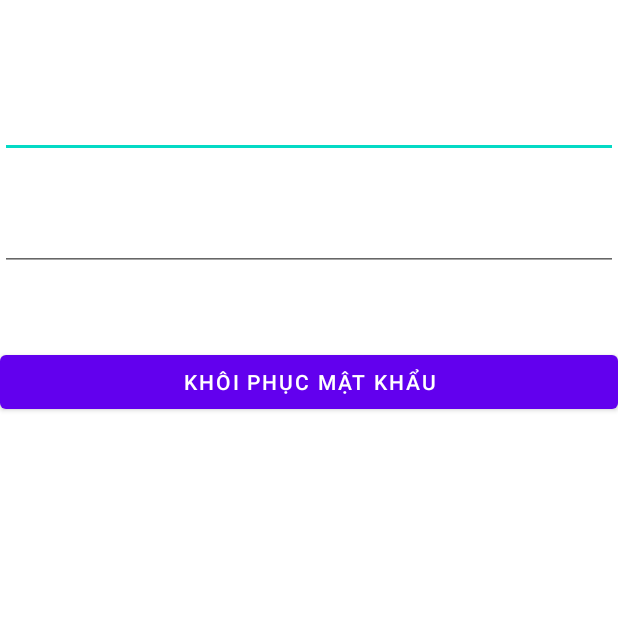
After one commit to Skylake007/AppMusic, an Android app: the ResetPasswordSendNewPasswordActivity screen opened directly, with no data from a screen before it, on a phone screen of 412 x 824 dp, the top half of it. The commit adds this screen. Run offline under Robolectric (Android 15) with nearby library versions, the phone set to English and light mode, and no system bars; 2 statements that could not run were skipped.

Commit message:
- Hoàn Thành Chức năng quên mật khẩu

```diff
--- /dev/null
+++ b/app/src/main/java/com/example/appnghenhaconline/activity/ForgotPassword/ResetPasswordSendNewPasswordActivity.kt
@@ -0,0 +1,85 @@
+package com.example.appnghenhaconline.activity.ForgotPassword
+
+import android.content.Intent
+import androidx.appcompat.app.AppCompatActivity
+import android.os.Bundle
+import android.widget.Button
+import android.widget.EditText
+import com.example.appnghenhaconline.MyLib
+import com.example.appnghenhaconline.R
+import com.example.appnghenhaconline.activity.LoginActivity
+import com.example.appnghenhaconline.api.ApiService
+import com.example.appnghenhaconline.models.user.UserForgotPassword
+import retrofit2.Call
+import retrofit2.Callback
+import retrofit2.Response
+
+class ResetPasswordSendNewPasswordActivity : AppCompatActivity() {
+    lateinit var edtNewPassword : EditText
+    lateinit var edtConfirmNewPassword : EditText
+    lateinit var btnRestorePassword : Button
+    lateinit var email : String
+    lateinit var resendCode : String
+
+
+    override fun onCreate(savedInstanceState: Bundle?) {
+        super.onCreate(savedInstanceState)
+        setContentView(R.layout.activity_reset_password_send_new_password)
+    }
+
+    override fun onStart() {
+        super.onStart()
+        email = intent.getStringExtra("email").toString()
+        resendCode = intent.getStringExtra("resetCode").toString()
+        init()
+        event()
+    }
+
+    fun init() {
+        edtNewPassword = findViewById(R.id.edtNewPassword)
+        edtConfirmNewPassword = findViewById(R.id.edtConfirmNewPassword)
+        btnRestorePassword = findViewById(R.id.btnRestorePassword)
+    }
+
+    fun event() {
+        sendNewPassword()
+    }
+
+    private fun sendNewPassword() {
+        btnRestorePassword.setOnClickListener {
+            if (edtNewPassword.text.toString().trim() == "" || edtConfirmNewPassword.text.toString().trim() == "") {
+                MyLib.showToast(this,"Vui lòng nhập đầy đủ thông tin")
+            }
+            else {
+                if (edtNewPassword.text.toString().trim() == edtConfirmNewPassword.text.toString().trim()) {
+                    var password = MyLib.md5(edtNewPassword.text.toString().trim())
+                    callApiSendNewPassword(email,resendCode,password)
+                }
+            }
+        }
+    }
+
+    private fun callApiSendNewPassword(email : String, resetCode : String, password : String) {
+        ApiService.apiService.sendNewPasswordForgotPassword(email, resetCode, password).enqueue(object :
+            Callback<UserForgotPassword> {
+            override fun onResponse(call: Call<UserForgotPassword>, response: Response<UserForgotPassword>) {
+                val dataUserForgotPassword = response.body()
+                if(dataUserForgotPassword != null) {
+                    if (!dataUserForgotPassword.error) {
+                        MyLib.showToast(this@ResetPasswordSendNewPasswordActivity,dataUserForgotPassword.message)
+                        intent = Intent(this@ResetPasswordSendNewPasswordActivity,LoginActivity::class.java)
+                        startActivity(intent)
+                    }
+                    else {
+                        MyLib.showToast(this@ResetPasswordSendNewPasswordActivity,dataUserForgotPassword.message)
+                    }
+                }
+            }
+
+            override fun onFailure(call: Call<UserForgotPassword>, t: Throwable) {
+                MyLib.showToast(this@ResetPasswordSendNewPasswordActivity,"Call Api Error")
+            }
+
+        })
+    }
+}
--- a/app/src/main/java/com/example/appnghenhaconline/activity/UserInfoActivity.kt
+++ b/app/src/main/java/com/example/appnghenhaconline/activity/UserInfoActivity.kt
@@ -76,7 +76,7 @@ class UserInfoActivity : AppCompatActivity() {
     }
 
     private fun callApiUpdateUser( email : String, name : String, sex : Boolean, session: SessionUser)  { // call API UpdateUser
-        ApiService.apiService.putUdateUser(email,name,sex).enqueue(object :
+        ApiService.apiService.putUpdateUser(email,name,sex).enqueue(object :
             Callback<UpdateUser> {
             override fun onResponse(call: Call<UpdateUser>, response: Response<UpdateUser>) {
                 val dataUser  = response.body()
--- a/app/src/main/java/com/example/appnghenhaconline/activity/UserPasswordActivity.kt
+++ b/app/src/main/java/com/example/appnghenhaconline/activity/UserPasswordActivity.kt
@@ -56,15 +56,15 @@ class UserPasswordActivity : AppCompatActivity() {
                     val encryptOldPassword = MyLib.md5(oldPassword)
                     val encryptNewPassword = MyLib.md5(newPassowrd)
                     MyLib.showLog(encryptOldPassword + "\n" + encryptNewPassword)
-                    callApiUpdateUserPassowrd(user[session.KEY_EMAIL]!!,encryptOldPassword,encryptNewPassword)
+                    callApiUpdateUserPassword(user[session.KEY_EMAIL]!!,encryptOldPassword,encryptNewPassword)
                 }
             }
         }
 
     }
 
-    private fun callApiUpdateUserPassowrd( email : String, oldPassword : String, newPassowrd : String) { // call API UpdateUser
-        ApiService.apiService.putUdateUserPassword(email,oldPassword,newPassowrd).enqueue(object : Callback<UpdateUser> {
+    private fun callApiUpdateUserPassword( email : String, oldPassword : String, newPassowrd : String) { // call API UpdateUser
+        ApiService.apiService.putUpdateUserPassword(email,oldPassword,newPassowrd).enqueue(object : Callback<UpdateUser> {
             override fun onResponse(call: Call<UpdateUser>, response: Response<UpdateUser>) {
                 val dataUser  = response.body()
                 if(dataUser != null) {
--- a/app/src/main/java/com/example/appnghenhaconline/api/ApiService.kt
+++ b/app/src/main/java/com/example/appnghenhaconline/api/ApiService.kt
@@ -12,10 +12,10 @@ import retrofit2.http.*
 
 interface ApiService {
 
-    @GET("listsong")
+    @GET("listsong") //API GET ListSong
     fun getListSong() : Call<DataSong>
 
-    @GET("/listsong/playlist")
+    @GET("/listsong/playlist") // API GET ListSong With ID
     fun getListSongByID(@Query ("id") id : String) : Call<DataSong>
 
     companion object{
@@ -29,34 +29,46 @@ interface ApiService {
             .create(ApiService::class.java)
     }
 
-    @GET("LogIn")
+    @GET("LogIn") //API GET Login
     fun getLogIn(@Query("username") username : String,
                   @Query("password") password : String
     ) : Call<DataUser>
 
-    @POST("SignUp")
+    @POST("SignUp") //API POST SignUp
     fun postSignUp(@Query("name") name : String,
                    @Query("password") password: String,
                    @Query("sex") sex : Boolean,
                    @Query("email") email : String
     ) : Call<DataUserSignUp>
 
-    @GET("getPlayList")
+    @GET("getPlayList") // API GET getPlayList
     fun getPlayList() : Call<DataPlayList>
 
-    @PUT("UpdateUser")
-    fun putUdateUser(@Query("email") email: String,
+    @PUT("UpdateUser") // API PUT UpdateUser
+    fun putUpdateUser(@Query("email") email: String,
                      @Query("name") name: String,
                      @Query("sex") sex: Boolean
     ) : Call<UpdateUser>
 
-    @PUT("UpdateUser/UpdatePassword")
-    fun putUdateUserPassword(@Query("email") email: String,
+    @PUT("UpdateUser/UpdatePassword") // API PUT UpdatePasswordUser
+    fun putUpdateUserPassword(@Query("email") email: String,
                              @Query("oldPassword") oldPassword :String,
                              @Query("newPassword") newPassword :String
 
     ) : Call<UpdateUser>
 
-//    @GET("getPlayList")
-//    fun getPlayList(@Query("id") id : String) : Call<DataPlayList>
+    @PUT("ResetPassword/ReceiveEmail")
+    fun sendEmailForgotPassword(@Query("email") email : String) : Call<UserForgotPassword>
+
+    @GET("ResetPassword/ReceiveEmailAndCode")
+    fun sendResetCodeForgotPassword(@Query("email") email: String,
+                                    @Query("resetCode") resetCode : String
+
+    ) : Call<UserForgotPassword>
+
+    @PUT("ResetPassword/ReceiveEmailCodeAndPassword")
+    fun sendNewPasswordForgotPassword(@Query("email") email: String,
+                                      @Query("resetCode") resetCode: String,
+                                      @Query("password") password: String
+    ) : Call<UserForgotPassword>
 }
--- /dev/null
+++ b/app/src/main/res/layout/activity_reset_password_send_new_password.xml
@@ -0,0 +1,35 @@
+<?xml version="1.0" encoding="utf-8"?>
+<LinearLayout xmlns:android="http://schemas.android.com/apk/res/android"
+    xmlns:app="http://schemas.android.com/apk/res-auto"
+    xmlns:tools="http://schemas.android.com/tools"
+    android:layout_width="match_parent"
+    android:layout_height="match_parent"
+    tools:context=".activity.ForgotPassword.ResetPasswordSendNewPasswordActivity"
+    android:orientation="vertical">
+
+    <EditText
+        android:id="@+id/edtNewPassword"
+        android:layout_width="match_parent"
+        android:layout_height="wrap_content"
+        android:layout_marginTop="60dp">
+
+    </EditText>
+
+    <EditText
+        android:id="@+id/edtConfirmNewPassword"
+        android:layout_width="match_parent"
+        android:layout_height="wrap_content"
+        android:layout_marginTop="30dp">
+
+    </EditText>
+
+    <Button
+        android:id="@+id/btnRestorePassword"
+        android:layout_width="match_parent"
+        android:layout_height="wrap_content"
+        android:layout_marginTop="50dp"
+        android:text="Khôi Phục Mật khẩu">
+
+    </Button>
+
+</LinearLayout>
--- a/app/src/main/res/layout/fm_login_tab_fragment.xml
+++ b/app/src/main/res/layout/fm_login_tab_fragment.xml
@@ -57,6 +57,7 @@
             android:textStyle="bold" />
 
         <TextView
+            android:id="@+id/tvForgotPassword"
             android:layout_width="wrap_content"
             android:layout_height="wrap_content"
             android:layout_gravity="center"
```
Also changed, not shown: app/src/main/AndroidManifest.xml (+12 -9 lines), app/src/main/java/com/example/appnghenhaconline/activity/ForgotPassword/ResetPasswordSendEmailActivity.kt (added, +75 -0 lines), app/src/main/java/com/example/appnghenhaconline/activity/ForgotPassword/ResetPasswordSendResetCodeActivity.kt (added, +124 -0 lines), app/src/main/java/com/example/appnghenhaconline/fragment/LoginTabFragment.kt (+9 -1 lines), app/src/main/java/com/example/appnghenhaconline/models/user/UserForgotPassword.kt (added, +12 -0 lines), app/src/main/res/layout/activity_reset_password_receive_email.xml (added, +27 -0 lines), app/src/main/res/layout/activity_reset_password_send_reset_code.xml (added, +35 -0 lines).
